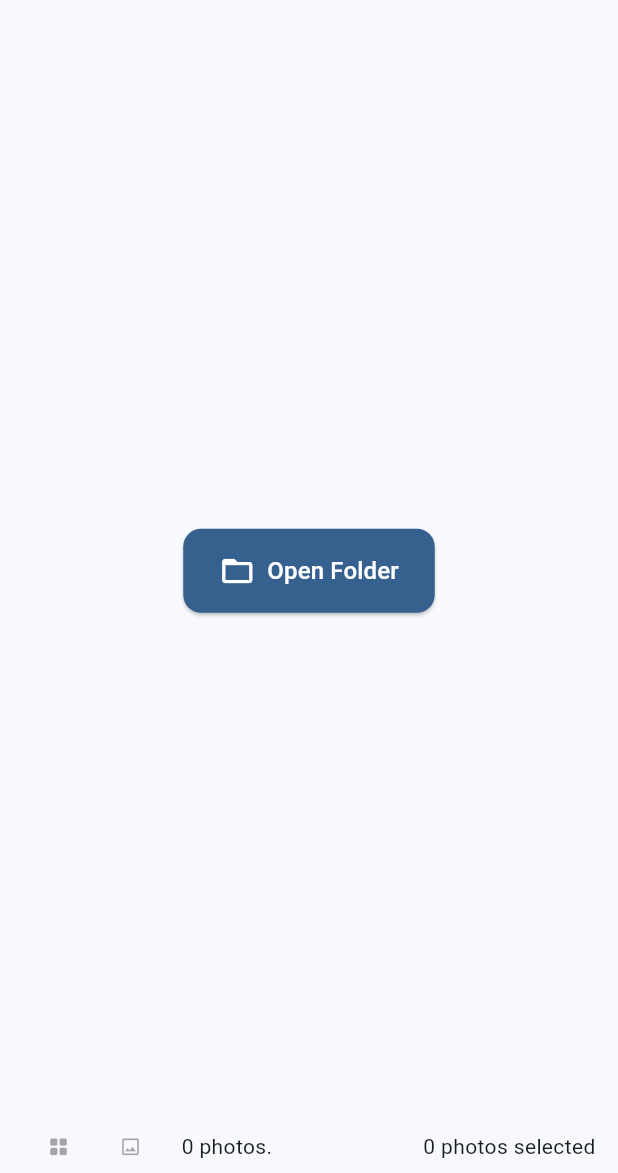
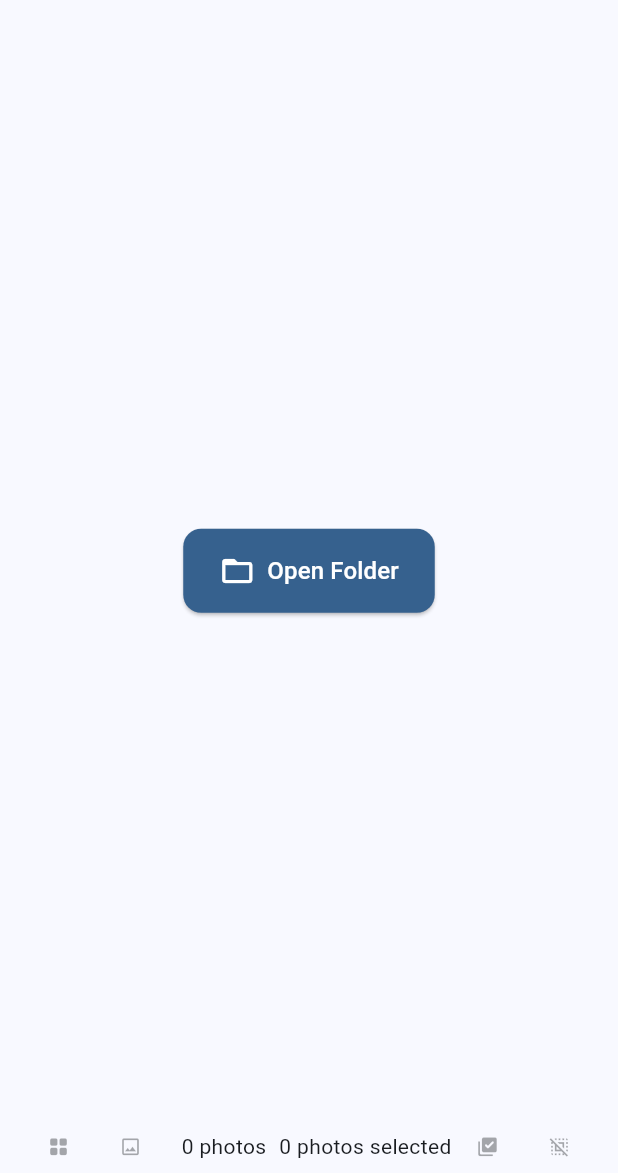
Before and after one commit to trevorcharlesmiller/pixraw, a Flutter app: the screen it shows after launch, on a phone screen of 412 x 824 dp, the part 63-1236 px from its top. Run offline on Flutter 3.47's test engine with Material 3 defaults, Android fonts, the phone set to English and light mode, and no system bars; our stand-ins replace file_picker; missing offline and left inert: dart:ffi, flutter_libraw, window_manager.

Commit message:
Small tweaks and bugfixes

```diff
--- /dev/null
+++ b/lib/intents.dart
@@ -0,0 +1,17 @@
+import 'package:flutter/material.dart';
+
+class MoveLeftIntent extends Intent {
+  const MoveLeftIntent();
+}
+
+class MoveRightIntent extends Intent {
+  const MoveRightIntent();
+}
+
+class ToggleViewIntent extends Intent {
+  const ToggleViewIntent();
+}
+
+class ToggleSelectedIntent extends Intent {
+  const ToggleSelectedIntent();
+}
--- a/lib/main_window.dart
+++ b/lib/main_window.dart
@@ -9,23 +9,8 @@ import 'package:window_manager/window_manager.dart';
 
 import 'about_dialog.dart';
 import 'copy_dialog.dart';
+import 'intents.dart';
 import 'lazy_thumbnail_card.dart';
-
-class MoveLeftIntent extends Intent {
-  const MoveLeftIntent();
-}
-
-class MoveRightIntent extends Intent {
-  const MoveRightIntent();
-}
-
-class ToggleViewIntent extends Intent {
-  const ToggleViewIntent();
-}
-
-class ToggleSelectedIntent extends Intent {
-  const ToggleSelectedIntent();
-}
 
 class MainWindow extends StatefulWidget {
   const MainWindow({super.key});
@@ -81,19 +66,23 @@ class _MainWindowState extends State<MainWindow> {
   }
 
   void _toggleGridView() {
+    if(rawPhotoPaths.isNotEmpty) {
       setState(() {
         gridView = !gridView;
       });
       WidgetsBinding.instance.addPostFrameCallback((_) => _scrollToSelected());
     }
+  }
 
   void _toggleSelectedPhoto() {
+    if(rawPhotoPaths.isNotEmpty) {
       setState(() {
         final current = rawPhotoPaths[currentSelection];
         rawPhotoPaths[currentSelection] = current.copyWith(
           selected: !current.selected,
         );
       });
+    }
   }
 
   Future<void> selectFolder() async {
@@ -113,10 +102,11 @@ class _MainWindowState extends State<MainWindow> {
           .toList();
 
       setState(() {
+        currentSelection = 0;
         directory = selectedDir;
         rawPhotoPaths = paths;
       });
-
+      WidgetsBinding.instance.addPostFrameCallback((_) => _scrollToSelected());
       await windowManager.setTitle("$appName - $selectedDirectory");
     }
   }
@@ -126,13 +116,19 @@ class _MainWindowState extends State<MainWindow> {
     return Scaffold(
       appBar: AppBar(
         leading: IconButton(
+          tooltip: 'Open folder',
           icon: const Icon(Icons.folder_rounded),
           onPressed: selectFolder,
         ),
-        title: Text(directory?.absolute.path ?? appName),
+        title: Text(
+            directory?.absolute.path ?? appName,
+          maxLines: 1,
+          overflow: TextOverflow.ellipsis,
+        ),
         actions: [
           if (directory != null)
             IconButton(
+              tooltip: 'Copy selected photos',
               icon: const Icon(Icons.file_copy_rounded),
               onPressed: rawPhotoPaths.where((p) => p.selected).isEmpty ? null : () {
                 _showCopyDialog(context);
@@ -141,6 +137,7 @@ class _MainWindowState extends State<MainWindow> {
 
           IconButton(
             icon: const Icon(Icons.help),
+            tooltip: 'About PixRAW',
             onPressed: () => _showAboutDialog(context),
           ),
         ],
@@ -176,13 +173,9 @@ class _MainWindowState extends State<MainWindow> {
                     color: gridView
                         ? Theme.of(context).colorScheme.primary
                         : Theme.of(context).colorScheme.secondary,
-                    onPressed: directory == null
+                    onPressed: directory == null || rawPhotoPaths.isEmpty
                         ? null
-                        : () {
-                            setState(() {
-                              gridView = true;
-                            });
-                          },
+                        : _toggleGridView,
                   ),
                   IconButton(
                     icon: gridView
@@ -193,24 +186,51 @@ class _MainWindowState extends State<MainWindow> {
                     color: gridView
                         ? Theme.of(context).colorScheme.secondary
                         : Theme.of(context).colorScheme.primary,
-                    onPressed: directory == null
+                    onPressed: directory == null || rawPhotoPaths.isEmpty
                         ? null
-                        : () {
-                            setState(() {
-                              gridView = false;
-                            });
-                          },
+                        : _toggleGridView,
                   ),
                   SizedBox(width: 10),
                   Expanded(
                     child: rawPhotoPaths.isEmpty
-                        ? Text('0 photos.')
+                        ? Text('0 photos')
                         : Text(
-                            '${currentSelection + 1} of ${rawPhotoPaths.length} photos.',
+                            '${currentSelection + 1} of ${rawPhotoPaths.length} photos',
                           ),
                   ),
                   Text(
                     '${rawPhotoPaths.where((p) => p.selected).length} photos selected',
+                  ),
+                  IconButton(
+                    icon: const Icon(Icons.library_add_check_rounded),
+                    tooltip: 'Select all photos',
+                    iconSize: 15,
+                    onPressed: rawPhotoPaths.isEmpty
+                        ||  (rawPhotoPaths.where((p) => p.selected).length == rawPhotoPaths.length) ? null : (){
+                      setState(() {
+                        for(int i = 0; i < rawPhotoPaths.length; i++) {
+                          final current = rawPhotoPaths[i];
+                          rawPhotoPaths[i] = current.copyWith(
+                            selected: true,
+                          );
+                        }
+                      });
+                    }
+                  ),
+                  IconButton(
+                      icon: const Icon(Icons.deselect),
+                      tooltip: 'Clear selected photos',
+                      iconSize: 15,
+                      onPressed: rawPhotoPaths.where((p) => p.selected).isEmpty ? null : (){
+                        setState(() {
+                          for(int i = 0; i < rawPhotoPaths.length; i++) {
+                            final current = rawPhotoPaths[i];
+                            rawPhotoPaths[i] = current.copyWith(
+                              selected: false,
+                            );
+                          }
+                        });
+                      }
                   ),
                 ],
               ),
@@ -349,6 +369,9 @@ class _MainWindowState extends State<MainWindow> {
                 });
               },
               onDoubleTap: () {
+                setState(() {
+                  currentSelection = index;
+                });
                 _toggleGridView();
               },
             );
```
Also changed, not shown: lib/lazy_thumbnail_card.dart (+2 -5 lines), lib/raw_image.dart (+6 -1 lines), 1 other file. Lines whose indentation alone changed are shown as unchanged.
